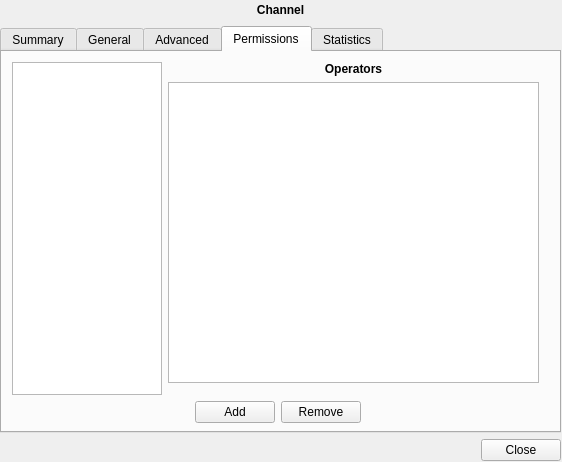
Above: ui/channel_settings.ui from gitter-badger/simplechatclient before the change. Below: the same form after it.
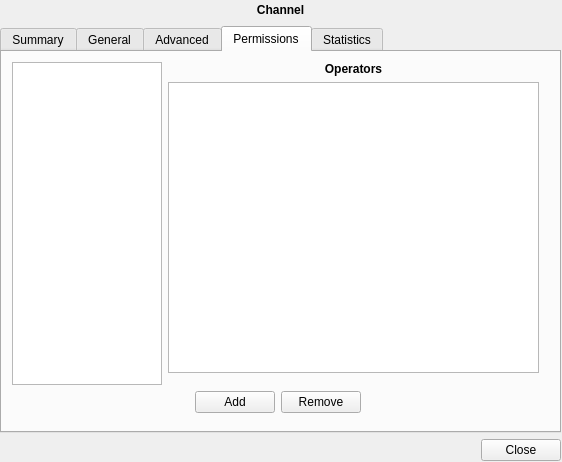
That is the form after the change. The open tabs and pages were chosen to show the change. Icons and pictures are not drawn.

What changed in the file:
```diff
--- a/ui/channel_settings.ui
+++ b/ui/channel_settings.ui
@@ -898,7 +898,7 @@
           <x>10</x>
           <y>10</y>
           <width>531</width>
-          <height>361</height>
+          <height>351</height>
          </rect>
         </property>
         <layout class="QVBoxLayout" name="verticalLayout">
@@ -926,7 +926,7 @@
                  <x>0</x>
                  <y>0</y>
                  <width>371</width>
-                 <height>321</height>
+                 <height>311</height>
                 </rect>
                </property>
                <layout class="QVBoxLayout" name="verticalLayout_2">
```
